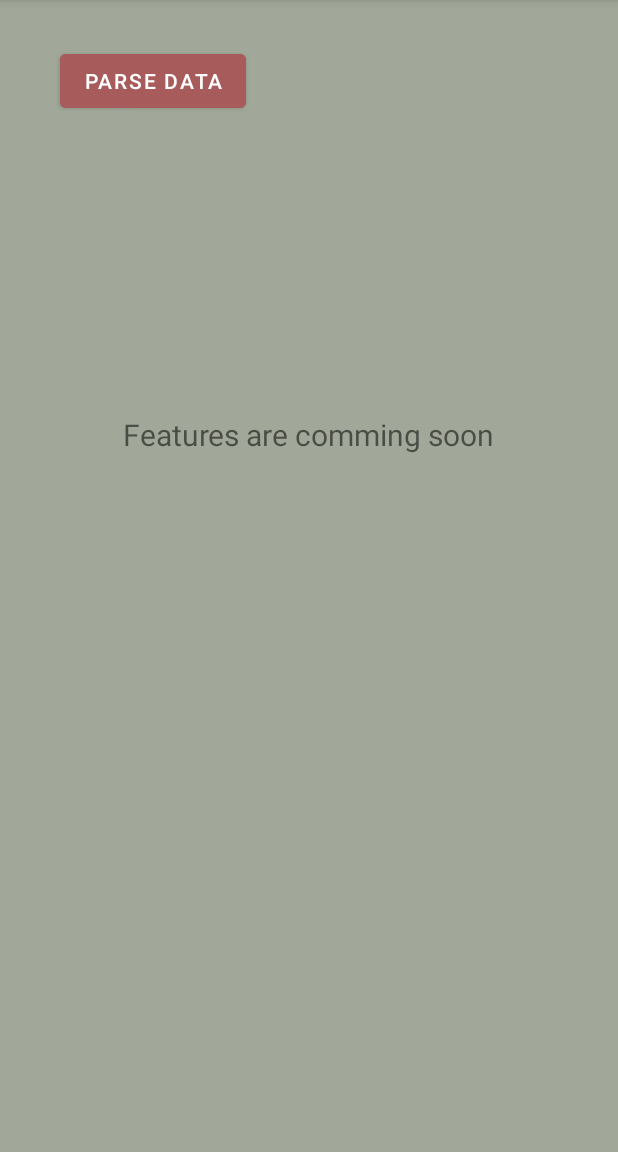
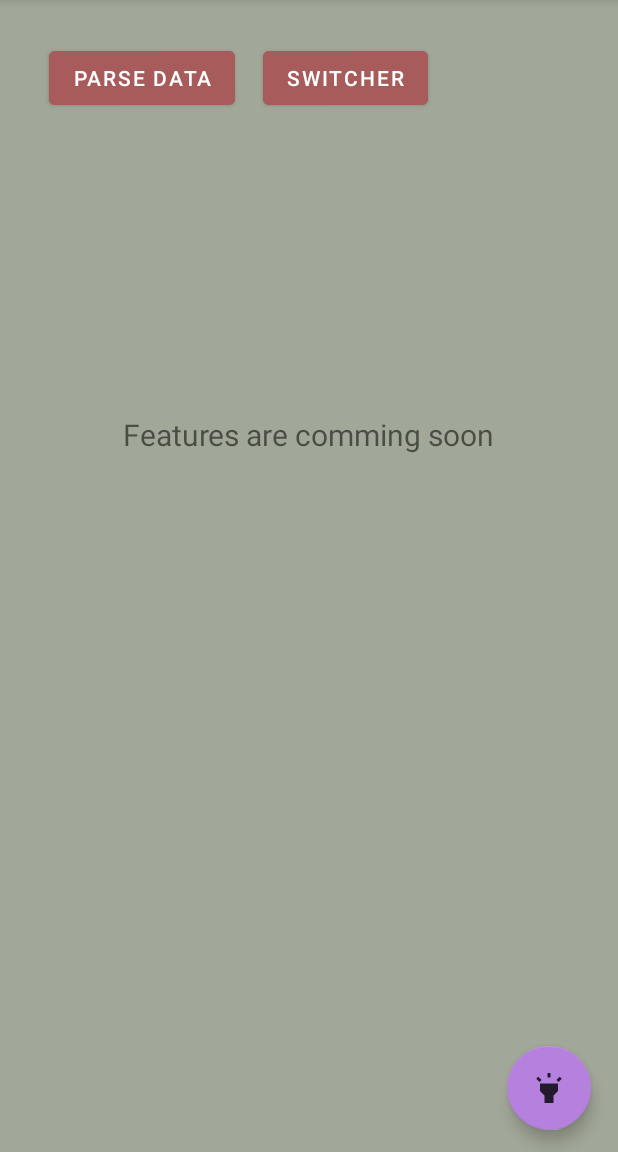
Before and after one commit to HarshPanchal18/playground, an Android app: the MainActivity2 screen opened directly, with no data from a screen before it, on a phone screen of 412 x 824 dp, the part 84-1236 px from its top. Run offline under Robolectric (Android 15) with nearby library versions, the light colour scheme and no system bars.

Commit message:
Added Text and Image Switcher, fixed ratingbar color and report bug url

```diff
--- a/app/src/main/AndroidManifest.xml
+++ b/app/src/main/AndroidManifest.xml
@@ -20,6 +20,9 @@
         android:supportsRtl="true"
         android:theme="@style/Theme.Playground"
         tools:targetApi="31">
+        <activity
+            android:name=".activities.Switcher"
+            android:exported="false" />
         <activity
             android:name=".activities.ParseData"
             android:exported="false" />
--- a/app/src/main/java/com/example/playground/MainActivity.kt
+++ b/app/src/main/java/com/example/playground/MainActivity.kt
@@ -5,9 +5,7 @@ import android.content.Intent
 import android.content.res.ColorStateList
 import android.content.res.Configuration
 import android.graphics.Color
-import android.graphics.PorterDuff
 import android.graphics.drawable.ColorDrawable
-import android.graphics.drawable.Drawable
 import android.media.AudioManager
 import android.net.ConnectivityManager
 import android.net.Uri
@@ -253,8 +251,6 @@ class MainActivity : AppCompatActivity() { //, PopupMenu.OnMenuItemClickListener
         }
 
         val rating: RatingBar =findViewById(R.id.rate)
-        val stars: Drawable = rating.progressDrawable
-        stars.setColorFilter(Color.YELLOW, PorterDuff.Mode.SRC_ATOP)
         rating.setOnRatingBarChangeListener { ratingBar, fl, b ->
             Toast.makeText(this,ratingBar.rating.toString(),Toast.LENGTH_SHORT).show()
             if(ratingBar.rating.toInt()>=4){
@@ -415,7 +411,7 @@ class MainActivity : AppCompatActivity() { //, PopupMenu.OnMenuItemClickListener
             }
 
             R.id.reportbug->{
-                openCustomTab("https:www.github.com/harshpanchal18/")
+                openCustomTab("https://github.com/harshpanchal18")
                 true
             }
             else->super.onOptionsItemSelected(item)
--- a/app/src/main/java/com/example/playground/activities/AdminContact.kt
+++ b/app/src/main/java/com/example/playground/activities/AdminContact.kt
@@ -1,10 +1,10 @@
 package com.example.playground.activities
 
-import androidx.appcompat.app.AppCompatActivity
 import android.os.Bundle
 import android.webkit.WebSettings
 import android.webkit.WebView
 import android.webkit.WebViewClient
+import androidx.appcompat.app.AppCompatActivity
 import com.example.playground.R
 
 class AdminContact : AppCompatActivity() {
@@ -16,12 +16,14 @@ class AdminContact : AppCompatActivity() {
         val gitwebpage:WebView=findViewById(R.id.github_profile)
         val webSettings1:WebSettings=gitwebpage.settings
         webSettings1.javaScriptEnabled=true
+        webSettings1.builtInZoomControls=true
         gitwebpage.webViewClient= WebViewClient()
         gitwebpage.loadUrl("https://github.com/HarshPanchal18")
 
         val redditwebpage:WebView=findViewById(R.id.reddit_profile)
         val webSettings2:WebSettings=redditwebpage.settings
         webSettings2.javaScriptEnabled=true
+        webSettings2.builtInZoomControls=true
         redditwebpage.webViewClient= WebViewClient()
         redditwebpage.loadUrl("https://www.reddit.com/user/HarshPanchal_")
     }
--- /dev/null
+++ b/app/src/main/res/drawable-anydpi/ic_flash.xml
@@ -0,0 +1,11 @@
+<vector xmlns:android="http://schemas.android.com/apk/res/android"
+    android:width="1dp"
+    android:height="1dp"
+    android:viewportWidth="24"
+    android:viewportHeight="24"
+    android:tint="#000000"
+    android:alpha="0.8">
+  <path
+      android:fillColor="@android:color/white"
+      android:pathData="M6,14l3,3v5h6v-5l3,-3V9H6V14zM11,2h2v3h-2V2zM3.5,5.88l1.41,-1.41l2.12,2.12L5.62,8L3.5,5.88zM16.96,6.59l2.12,-2.12l1.41,1.41L18.38,8L16.96,6.59z"/>
+</vector>
--- a/app/src/main/res/layout/activity_main.xml
+++ b/app/src/main/res/layout/activity_main.xml
@@ -475,6 +475,8 @@
         android:numStars="5"
         android:rating="4.5"
         android:stepSize="0.25"
+        android:progressTint="@color/trans_yellow"
+        android:progressBackgroundTint="@color/silver"
         app:layout_constraintEnd_toStartOf="@+id/floating"
         app:layout_constraintHorizontal_bias="0.37"
         app:layout_constraintStart_toStartOf="parent"
--- a/app/src/main/res/layout/activity_main2.xml
+++ b/app/src/main/res/layout/activity_main2.xml
@@ -14,8 +14,8 @@
     <androidx.constraintlayout.widget.ConstraintLayout
         android:layout_width="match_parent"
         android:layout_height="match_parent"
-        tools:context=".MainActivity2"
-        android:background="#a2a899">
+        android:background="#a2a899"
+        tools:context=".MainActivity2">
 
         <TextView
             android:layout_width="wrap_content"
@@ -32,15 +32,39 @@
             android:layout_width="wrap_content"
             android:layout_height="wrap_content"
             android:layout_marginStart="40dp"
-            android:layout_marginTop="30dp"
+            android:layout_marginTop="28dp"
             android:layout_marginEnd="258dp"
+            android:backgroundTint="@color/buttonlayer1"
             android:text="Parse Data"
-            android:backgroundTint="@color/buttonlayer1"
             app:layout_constraintEnd_toEndOf="parent"
-            app:layout_constraintHorizontal_bias="0.0"
+            app:layout_constraintHorizontal_bias="0.75"
             app:layout_constraintStart_toStartOf="parent"
             app:layout_constraintTop_toTopOf="parent" />
 
+        <com.google.android.material.floatingactionbutton.FloatingActionButton
+            android:id="@+id/flashfloatbtn"
+            android:layout_width="wrap_content"
+            android:layout_height="wrap_content"
+            android:src="@drawable/ic_flash"
+            app:backgroundTint="@color/floatbutton"
+            app:layout_constraintBottom_toBottomOf="parent"
+            app:layout_constraintEnd_toEndOf="parent"
+            app:layout_constraintHorizontal_bias="0.949"
+            app:layout_constraintStart_toStartOf="parent"
+            app:layout_constraintTop_toTopOf="parent"
+            app:layout_constraintVertical_bias="0.979" />
+
+        <Button
+            android:id="@+id/switcher"
+            android:layout_width="wrap_content"
+            android:layout_height="wrap_content"
+            android:layout_marginTop="28dp"
+            android:text="Switcher"
+            android:backgroundTint="@color/buttonlayer1"
+            app:layout_constraintEnd_toEndOf="parent"
+            app:layout_constraintHorizontal_bias="0.58"
+            app:layout_constraintStart_toStartOf="parent"
+            app:layout_constraintTop_toTopOf="parent" />
     </androidx.constraintlayout.widget.ConstraintLayout>
 
     <com.google.android.material.navigation.NavigationView
```
Also changed, not shown: app/src/main/java/com/example/playground/MainActivity2.kt (+57 -0 lines), app/src/main/java/com/example/playground/activities/Switcher.kt (added, +67 -0 lines), app/src/main/res/layout/activity_switcher.xml (added, +46 -0 lines), app/src/main/res/drawable-hdpi/ic_flash.png (added), app/src/main/res/drawable-mdpi/ic_flash.png (added), app/src/main/res/drawable-xhdpi/ic_flash.png (added), app/src/main/res/drawable-xxhdpi/ic_flash.png (added).
